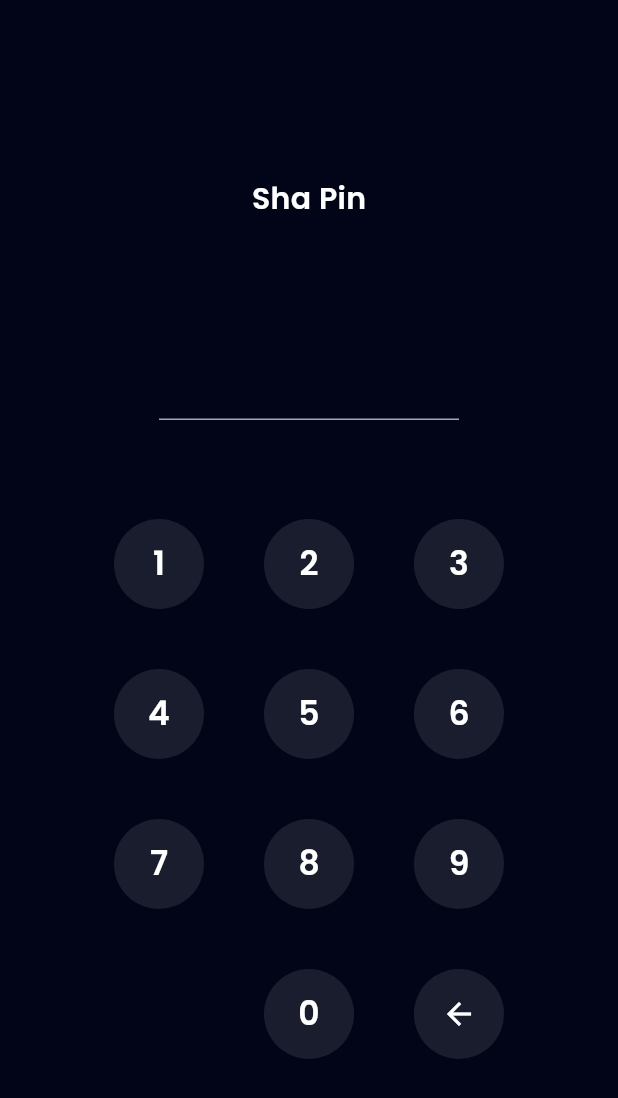
After one commit to ahsar04/bank_sha, a Flutter app: the PinPage screen opened by its route, on a phone screen of 412 x 824 dp. The commit adds this screen. Shown: the top 1098 px of the screen. Run offline on Flutter 3.47's test engine with Material 3 defaults, Android fonts, the phone set to English and light mode, and no system bars; our stand-ins replace carousel_slider, google_fonts.

Commit message:
pin page

```diff
--- a/lib/main.dart
+++ b/lib/main.dart
@@ -1,6 +1,7 @@
 import 'package:bank_sha/shared/theme.dart';
 import 'package:bank_sha/ui/pages/home_page.dart';
 import 'package:bank_sha/ui/pages/onboarding_page.dart';
+import 'package:bank_sha/ui/pages/pin_page.dart';
 import 'package:bank_sha/ui/pages/profile_page.dart';
 import 'package:bank_sha/ui/pages/sign_in_page.dart';
 import 'package:bank_sha/ui/pages/sign_up_set_profile_page.dart';
@@ -37,6 +38,7 @@ class MyApp extends StatelessWidget {
         '/sign-up-success': (context) => const SignUpSuccessPage(),
         '/home': (context) => const HomePage(),
         '/profile': (context) => const ProfilePage(),
+        '/pin': (context) => const PinPage(),
       },
     );
   }
--- /dev/null
+++ b/lib/ui/pages/pin_page.dart
@@ -0,0 +1,176 @@
+import 'package:bank_sha/shared/theme.dart';
+import 'package:bank_sha/ui/widgets/buttons.dart';
+import 'package:flutter/material.dart';
+
+class PinPage extends StatefulWidget {
+  const PinPage({super.key});
+
+  @override
+  State<PinPage> createState() => _PinPageState();
+}
+
+class _PinPageState extends State<PinPage> {
+  final TextEditingController pinController = TextEditingController(text: "");
+
+  addPin(String number) {
+    if (pinController.text.length < 6) {
+      setState(() {
+        pinController.text = pinController.text + number;
+      });
+    }
+  }
+
+  deletePin() {
+    if (pinController.text.isNotEmpty) {
+      setState(() {
+        pinController.text =
+            pinController.text.substring(0, pinController.text.length - 1);
+      });
+    }
+  }
+
+  @override
+  Widget build(BuildContext context) {
+    return Scaffold(
+      backgroundColor: darkBackgroundColor,
+      body: Center(
+        child: Padding(
+          padding: const EdgeInsets.symmetric(
+            horizontal: 58,
+          ),
+          child: Column(
+            mainAxisAlignment: MainAxisAlignment.center,
+            children: [
+              Text(
+                "Sha Pin",
+                style: whiteTextStyle.copyWith(
+                  fontWeight: semiBold,
+                  fontSize: 20,
+                ),
+              ),
+              const SizedBox(
+                height: 72,
+              ),
+              SizedBox(
+                width: 200,
+                child: TextFormField(
+                  controller: pinController,
+                  obscureText: true,
+                  cursorColor: greyColor,
+                  obscuringCharacter: "*",
+                  enabled: false,
+                  style: whiteTextStyle.copyWith(
+                      fontWeight: medium, fontSize: 30, letterSpacing: 16),
+                  decoration: InputDecoration(
+                    disabledBorder: UnderlineInputBorder(
+                      borderSide: BorderSide(
+                        color: greyColor,
+                      ),
+                    ),
+                    focusedBorder: UnderlineInputBorder(
+                      borderSide: BorderSide(
+                        color: greyColor,
+                      ),
+                    ),
+                  ),
+                ),
+              ),
+              const SizedBox(
+                height: 66,
+              ),
+              Wrap(
+                spacing: 40,
+                runSpacing: 40,
+                children: [
+                  CustomInputButton(
+                    title: "1",
+                    onTap: () {
+                      addPin("1");
+                    },
+                  ),
+                  CustomInputButton(
+                    title: "2",
+                    onTap: () {
+                      addPin("2");
+                    },
+                  ),
+                  CustomInputButton(
+                    title: "3",
+                    onTap: () {
+                      addPin("3");
+                    },
+                  ),
+                  CustomInputButton(
+                    title: "4",
+                    onTap: () {
+                      addPin("4");
+                    },
+                  ),
+                  CustomInputButton(
+                    title: "5",
+                    onTap: () {
+                      addPin("5");
+                    },
+                  ),
+                  CustomInputButton(
+                    title: "6",
+                    onTap: () {
+                      addPin("6");
+                    },
+                  ),
+                  CustomInputButton(
+                    title: "7",
+                    onTap: () {
+                      addPin("7");
+                    },
+                  ),
+                  CustomInputButton(
+                    title: "8",
+                    onTap: () {
+                      addPin("8");
+                    },
+                  ),
+                  CustomInputButton(
+                    title: "9",
+                    onTap: () {
+                      addPin("9");
+                    },
+                  ),
+                  const SizedBox(
+                    width: 60,
+                    height: 60,
+                  ),
+                  CustomInputButton(
+                    title: "0",
+                    onTap: () {
+                      addPin("0");
+                    },
+                  ),
+                  GestureDetector(
+                    onTap: () {
+                      deletePin();
+                    },
+                    child: Container(
+                      height: 60,
+                      width: 60,
+                      decoration: BoxDecoration(
+                        shape: BoxShape.circle,
+                        color: numberBackGroundColor,
+                      ),
+                      child: Center(
+                        child: Icon(
+                          Icons.arrow_back,
+                          color: whiteColor,
+                        ),
+                      ),
+                    ),
+                  )
+                ],
+              )
+            ],
+          ),
+        ),
+      ),
+    );
+  }
+}
--- a/lib/ui/pages/profile_page.dart
+++ b/lib/ui/pages/profile_page.dart
@@ -77,7 +77,9 @@ class ProfilePage extends StatelessWidget {
                 ProfileMenuItem(
                   iconUrl: "assets/icons/ic_edit_profile.png",
                   title: "Edit Profile",
-                  onTap: () {},
+                  onTap: () {
+                    Navigator.pushNamed(context, '/pin');
+                  },
                 ),
                 ProfileMenuItem(
                   iconUrl: "assets/icons/ic_pin.png",
--- a/lib/ui/widgets/buttons.dart
+++ b/lib/ui/widgets/buttons.dart
@@ -76,3 +76,34 @@ class CustomTextButton extends StatelessWidget {
     );
   }
 }
+
+class CustomInputButton extends StatelessWidget {
+  final String title;
+  final VoidCallback onTap;
+  const CustomInputButton({Key? key, required this.title, required this.onTap})
+      : super(key: key);
+
+  @override
+  Widget build(BuildContext context) {
+    return GestureDetector(
+      onTap: onTap,
+      child: Container(
+        height: 60,
+        width: 60,
+        decoration: BoxDecoration(
+          shape: BoxShape.circle,
+          color: numberBackGroundColor,
+        ),
+        child: Center(
+          child: Text(
+            title,
+            style: whiteTextStyle.copyWith(
+              fontSize: 22,
+              fontWeight: semiBold,
+            ),
+          ),
+        ),
+      ),
+    );
+  }
+}
```
